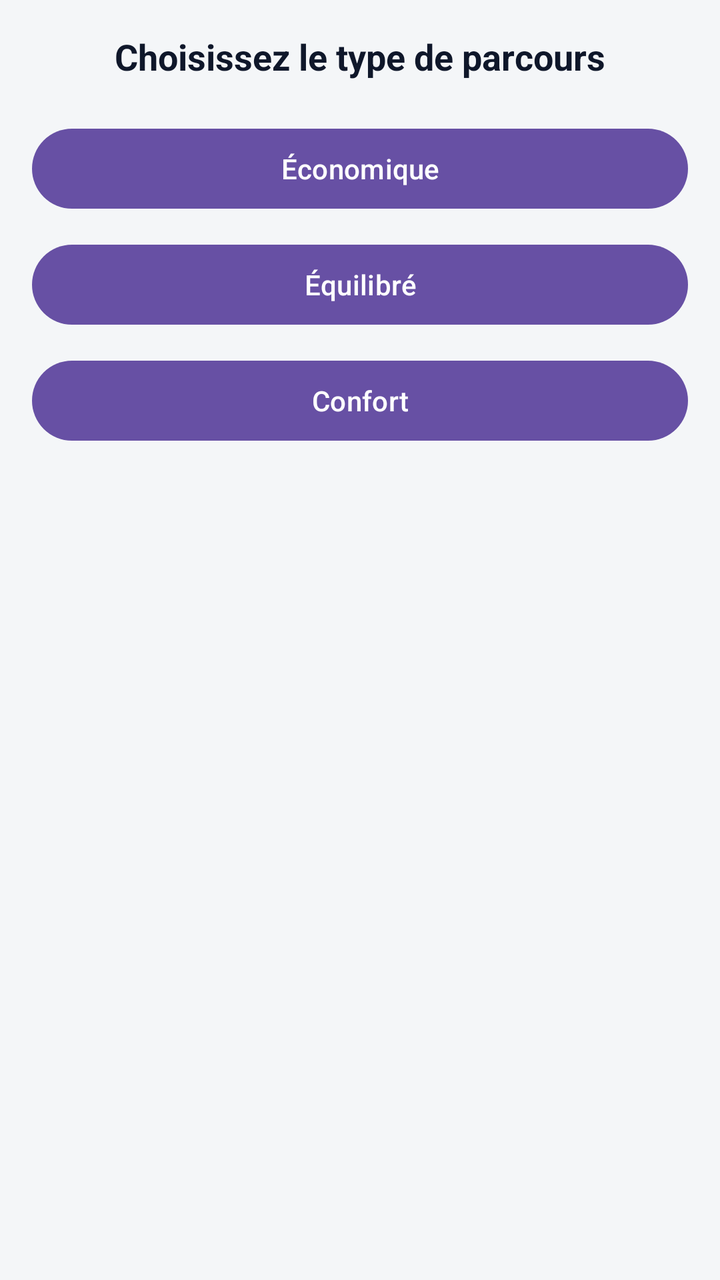
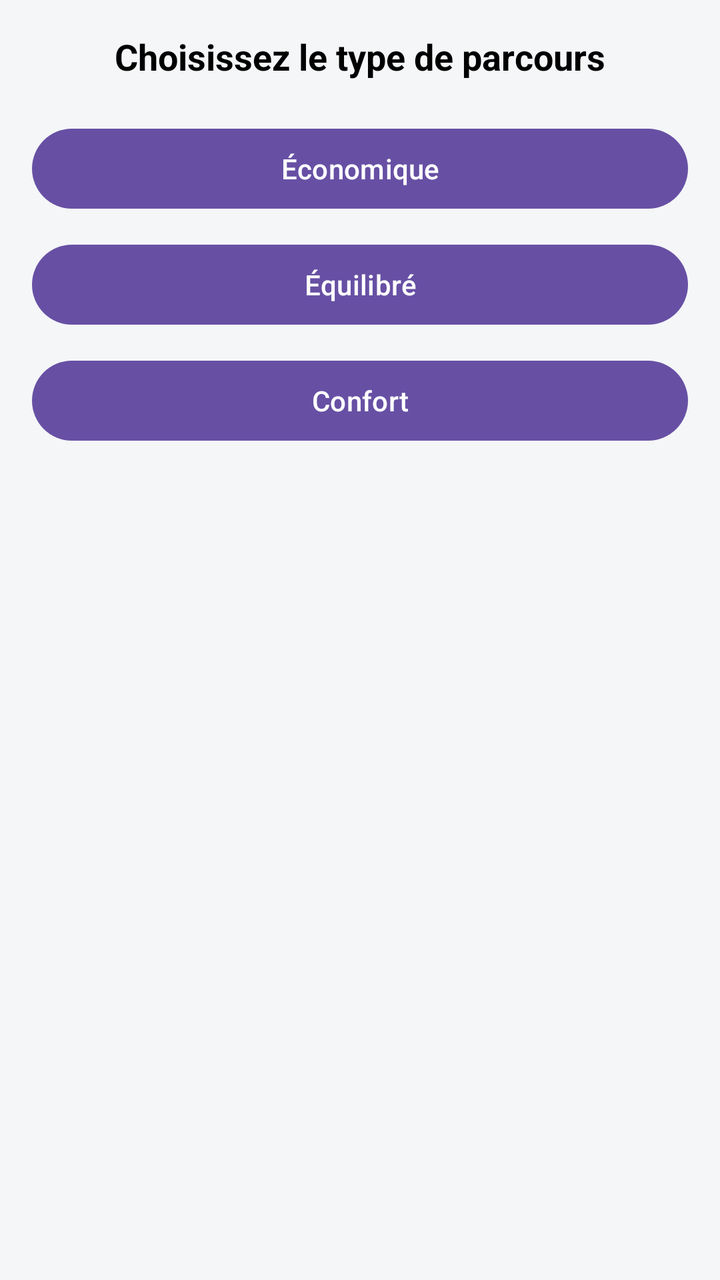

The first picture is an Android layout as it rendered before a commit; the second is the same layout after the commit. The layout source and the unified diff follow.
<!-- AndroidManifest.xml: application theme Theme.Travel_Esteban_kylian -->
<!-- res/layout/activity_travelpath_type.xml -->
<?xml version="1.0" encoding="utf-8"?>

<LinearLayout xmlns:android="http://schemas.android.com/apk/res/android"
    android:layout_width="match_parent"
    android:layout_height="match_parent"
    android:orientation="vertical"
    android:layout_marginTop="70sp"
    android:padding="16dp"
    android:background="#F4F6F8">

    <TextView
        android:layout_width="wrap_content"
        android:layout_height="wrap_content"
        android:text="Choisissez le type de parcours"
        android:textColor="#0F172A"
        android:textSize="18sp"
        android:textStyle="bold"
        android:layout_gravity="center_horizontal"
        android:layout_marginBottom="20dp"/>

    <Button
        android:id="@+id/economicButton"
        android:layout_width="match_parent"
        android:layout_height="wrap_content"
        android:text="Économique"
        android:layout_marginBottom="10dp"/>

    <Button
        android:id="@+id/balancedButton"
        android:layout_width="match_parent"
        android:layout_height="wrap_content"
        android:text="Équilibré"
        android:layout_marginBottom="10dp"/>

    <Button
        android:id="@+id/comfortButton"
        android:layout_width="match_parent"
        android:layout_height="wrap_content"
        android:text="Confort"/>

</LinearLayout>
<!-- resources referenced by this layout -->
<resources>
  <style name="Theme.Travel_Esteban_kylian" parent="Base.Theme.Travel_Esteban_kylian" />
  <style name="Base.Theme.Travel_Esteban_kylian" parent="Theme.Material3.DayNight.NoActionBar">
          
          
      </style>
</resources>

<!-- the commit's change to res/layout/activity_travelpath_type.xml (unified diff, before → after) -->
@@ -11,8 +11,8 @@
     <TextView
         android:layout_width="wrap_content"
         android:layout_height="wrap_content"
-        android:text="Choisissez le type de parcours"
-        android:textColor="#0F172A"
+        android:text="@string/choisissez_le_type_de_parcours"
+        android:textColor="#000000"
         android:textSize="18sp"
         android:textStyle="bold"
         android:layout_gravity="center_horizontal"
@@ -22,20 +22,20 @@
         android:id="@+id/economicButton"
         android:layout_width="match_parent"
         android:layout_height="wrap_content"
-        android:text="Économique"
+        android:text="@string/conomique"
         android:layout_marginBottom="10dp"/>
 
     <Button
         android:id="@+id/balancedButton"
         android:layout_width="match_parent"
         android:layout_height="wrap_content"
-        android:text="Équilibré"
+        android:text="@string/quilibr"
         android:layout_marginBottom="10dp"/>
 
     <Button
         android:id="@+id/comfortButton"
         android:layout_width="match_parent"
         android:layout_height="wrap_content"
-        android:text="Confort"/>
+        android:text="@string/confort"/>
 
 </LinearLayout>
<!-- resource entries referenced after the edit -->
@@ -1,5 +1,9 @@
 <!-- resources referenced by this layout -->
 <resources>
+  <string name="choisissez_le_type_de_parcours">Choisissez le type de parcours</string>
+  <string name="confort">Confort</string>
+  <string name="conomique">Économique</string>
+  <string name="quilibr">Équilibré</string>
   <style name="Theme.Travel_Esteban_kylian" parent="Base.Theme.Travel_Esteban_kylian" />
   <style name="Base.Theme.Travel_Esteban_kylian" parent="Theme.Material3.DayNight.NoActionBar">
           
